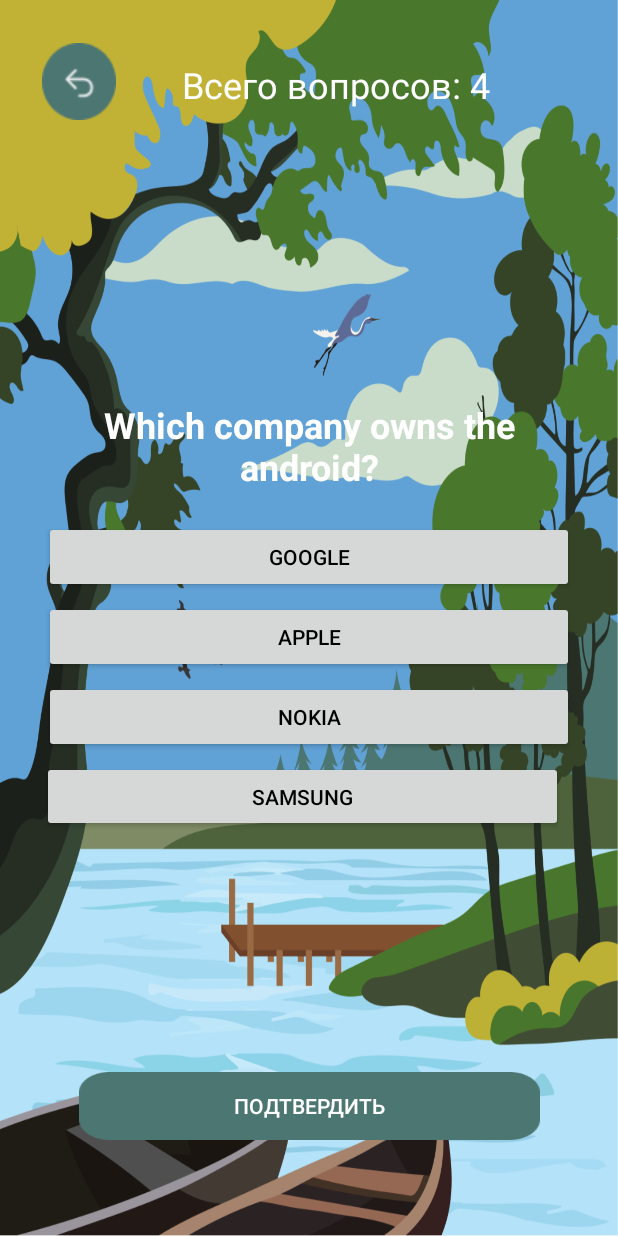
After one commit to Dimalipay/Attraction, an Android app: the MainActivity3 screen opened directly, with no data from a screen before it, on a phone screen of 412 x 824 dp. The commit adds this screen. Run offline under Robolectric (Android 15) with nearby library versions, the phone set to English and light mode, and no system bars.

```diff
--- a/app/src/main/java/com/example/attraction/MainActivity2.java
+++ b/app/src/main/java/com/example/attraction/MainActivity2.java
@@ -12,7 +12,7 @@
 public class MainActivity2 extends AppCompatActivity {
 
     ImageView img;
-    TextView tv1;
+    TextView tv1, tv3;
 
     @Override
     protected void onCreate(Bundle savedInstanceState) {
@@ -21,13 +21,16 @@
 
         img = findViewById(R.id.iv3);
         tv1 = findViewById(R.id.tv1);
+        tv3 = findViewById(R.id.tv3);
 
         Intent intent = getIntent();
         String name = intent.getExtras().getString("Name");
+        String info = intent.getExtras().getString("Info");
         int image = intent.getExtras().getInt("Image");
 
         img.setImageResource(image);
         tv1.setText(name);
+        tv3.setText(info);
 
         Button button_back = (Button) findViewById(R.id.button_back);
         button_back.setOnClickListener(new View.OnClickListener() {
--- /dev/null
+++ b/app/src/main/java/com/example/attraction/MainActivity3.java
@@ -0,0 +1,139 @@
+package com.example.attraction;
+
+import androidx.appcompat.app.AppCompatActivity;
+
+import android.annotation.SuppressLint;
+import android.content.DialogInterface;
+import android.content.Intent;
+import android.os.Bundle;
+import android.app.AlertDialog;
+import android.graphics.Color;
+import android.view.View;
+import android.widget.Button;
+import android.widget.TextView;
+
+public class MainActivity3 extends AppCompatActivity implements View.OnClickListener{
+
+    TextView totalQuestionsTextView;
+    TextView questionTextView;
+    Button ansA, ansB, ansC, ansD;
+    Button submitBtn;
+
+    int score=0;
+    int totalQuestion = QuestionAnswer.question.length;
+    int currentQuestionIndex = 0;
+    String selectedAnswer = "";
+
+    @Override
+    protected void onCreate(Bundle savedInstanceState) {
+        super.onCreate(savedInstanceState);
+        setContentView(R.layout.activity_main3);
+
+        totalQuestionsTextView = findViewById(R.id.total_question);
+        questionTextView = findViewById(R.id.question);
+        ansA = findViewById(R.id.ans_A);
+        ansB = findViewById(R.id.ans_B);
+        ansC = findViewById(R.id.ans_C);
+        ansD = findViewById(R.id.ans_D);
+        submitBtn = findViewById(R.id.submit_btn);
+
+        ansA.setOnClickListener(this);
+        ansB.setOnClickListener(this);
+        ansC.setOnClickListener(this);
+        ansD.setOnClickListener(this);
+        submitBtn.setOnClickListener(this);
+
+        totalQuestionsTextView.setText("Всего вопросов: " + totalQuestion);
+
+        loadNewQuestion();
+
+        @SuppressLint({"MissingInflatedId", "LocalSuppress"}) Button button_back = (Button) findViewById(R.id.button_back);
+        button_back.setOnClickListener(new View.OnClickListener() {
+            @Override
+            public void onClick(View view) {
+
+                // конструкция try - catch - это ловитель ошибок
+                try {
+                    Intent intent = new Intent(MainActivity3.this, MainActivity.class); //есть намерение перейти с Gamelevels в окно MainActivity
+                    startActivity(intent); finish(); //запуск процедуры перехода и команда finish закрывает текущее окно
+                } catch (Exception e) {
+
+                }
+            }
+        });
+
+
+    }
+
+    @Override
+    public void onClick(View view) {
+
+        ansA.setBackgroundColor(Color.WHITE);
+        ansB.setBackgroundColor(Color.WHITE);
+        ansC.setBackgroundColor(Color.WHITE);
+        ansD.setBackgroundColor(Color.WHITE);
+
+        Button clickedButton = (Button) view;
+        if(clickedButton.getId()==R.id.submit_btn){
+            if(selectedAnswer.equals(QuestionAnswer.correctAnswers[currentQuestionIndex])){
+                score++;
+            }
+            currentQuestionIndex++;
+            loadNewQuestion();
+
+
+        }else{
+            //choices button clicked
+            selectedAnswer  = clickedButton.getText().toString();
+            clickedButton.setBackgroundColor(Color.rgb(76, 118, 114));
+
+        }
+
+    }
+
+    void loadNewQuestion(){
+
+        if(currentQuestionIndex == totalQuestion ){
+            finishQuiz();
+            return;
+        }
+
+        questionTextView.setText(QuestionAnswer.question[currentQuestionIndex]);
+        ansA.setText(QuestionAnswer.choices[currentQuestionIndex][0]);
+        ansB.setText(QuestionAnswer.choices[currentQuestionIndex][1]);
+        ansC.setText(QuestionAnswer.choices[currentQuestionIndex][2]);
+        ansD.setText(QuestionAnswer.choices[currentQuestionIndex][3]);
+
+    }
+
+    void finishQuiz(){
+        String passStatus = "";
+        if(score > totalQuestion*0.60){
+            passStatus = "Вы прошли тест!";
+        }else{
+            passStatus = "Попробуйте ещё раз";
+        }
+
+        new AlertDialog.Builder(this)
+                .setTitle(passStatus)
+                .setMessage("Из "+ score+" правильно "+ totalQuestion)
+                .setPositiveButton("Повторить",(dialogInterface, i) -> restartQuiz() )
+                .setNegativeButton("Выход", new DialogInterface.OnClickListener() {
+                    @Override
+                    public void onClick(DialogInterface dialogInterface, int i) {
+                        Intent intent = new Intent(MainActivity3.this, MainActivity.class);
+                        startActivity(intent); finish();
+                    }
+                })
+                .setCancelable(false)
+                .show();
+
+
+    }
+
+    void restartQuiz(){
+        score = 0;
+        currentQuestionIndex =0;
+        loadNewQuestion();
+    }
+}
--- a/app/src/main/java/com/example/attraction/ModelRecycelrView.java
+++ b/app/src/main/java/com/example/attraction/ModelRecycelrView.java
@@ -47,6 +47,7 @@
                 Intent intent = new Intent(context, MainActivity2.class);
                 intent.putExtra("Image", arrayList.get(position).getImage());
                 intent.putExtra("Name", arrayList.get(position).getName());
+                intent.putExtra("Info", arrayList.get(position).getInfo());
                 context.startActivity(intent);
             }
         });
--- /dev/null
+++ b/app/src/main/java/com/example/attraction/QuestionAnswer.java
@@ -0,0 +1,24 @@
+package com.example.attraction;
+
+public class QuestionAnswer {
+    public static String question[] ={
+            "Which company owns the android?",
+            "Which one is not the programming language?",
+            "Where you are watching this video?",
+            "Which company owns the Apple?"
+    };
+
+    public static String choices[][] = {
+            {"Google","Apple","Nokia","Samsung"},
+            {"Java","Kotlin","Notepad","Python"},
+            {"Facebook","Whatsapp","Instagram","Youtube"},
+            {"Google","Apple","Nokia","Samsung"}
+    };
+
+    public static String correctAnswers[] = {
+            "Google",
+            "Notepad",
+            "Youtube",
+            "Apple"
+    };
+}
--- a/app/src/main/res/layout/activity_main.xml
+++ b/app/src/main/res/layout/activity_main.xml
@@ -5,6 +5,7 @@
     android:layout_width="match_parent"
     android:layout_height="match_parent"
     android:background="#60A0D5"
+    android:orientation="vertical"
     tools:context="com.example.attraction.MainActivity">
 
     <ImageView
--- /dev/null
+++ b/app/src/main/res/layout/activity_main3.xml
@@ -0,0 +1,122 @@
+<?xml version="1.0" encoding="utf-8"?>
+<androidx.constraintlayout.widget.ConstraintLayout xmlns:android="http://schemas.android.com/apk/res/android"
+    xmlns:app="http://schemas.android.com/apk/res-auto"
+    xmlns:tools="http://schemas.android.com/tools"
+    android:layout_width="match_parent"
+    android:layout_height="match_parent"
+    android:background="@drawable/main_bg_one"
+    android:padding="24dp"
+    android:orientation="vertical"
+    tools:context=".MainActivity">
+
+
+    <Button
+        android:id="@+id/button_back"
+        android:layout_width="49dp"
+        android:layout_height="51dp"
+        android:layout_marginStart="4dp"
+        android:background="@drawable/btn_back"
+        android:paddingTop="5dp"
+        android:textColor="@color/white"
+        app:layout_constraintBottom_toTopOf="@+id/question"
+        app:layout_constraintStart_toStartOf="parent"
+        app:layout_constraintTop_toTopOf="parent"
+        app:layout_constraintVertical_bias="0.026"
+        tools:ignore="MissingConstraints" />
+
+    <TextView
+        android:id="@+id/total_question"
+        android:layout_width="230dp"
+        android:layout_height="wrap_content"
+        android:layout_alignParentEnd="true"
+        android:layout_marginStart="44dp"
+        android:layout_marginTop="16dp"
+        android:text="@string/total_questions"
+        android:textColor="@color/white"
+        android:textSize="24sp"
+        app:layout_constraintEnd_toEndOf="parent"
+        app:layout_constraintHorizontal_bias="0.0"
+        app:layout_constraintStart_toEndOf="@+id/button_back"
+        app:layout_constraintTop_toTopOf="parent" />
+
+    <TextView
+        android:id="@+id/question"
+        android:layout_width="match_parent"
+        android:layout_height="wrap_content"
+        android:layout_margin="20dp"
+        android:layout_marginBottom="16dp"
+        android:text="@string/questions"
+        android:textAlignment="center"
+        android:textColor="@color/white"
+        android:textSize="24sp"
+        android:textStyle="bold"
+        app:layout_constraintBottom_toTopOf="@+id/ans_A"
+        app:layout_constraintEnd_toEndOf="parent"
+        app:layout_constraintHorizontal_bias="0.329"
+        app:layout_constraintStart_toStartOf="parent" />
+
+    <Button
+        android:id="@+id/ans_A"
+        android:layout_width="match_parent"
+        android:layout_height="wrap_content"
+        android:layout_margin="5dp"
+        android:layout_marginBottom="4dp"
+        android:text="@string/quiz_btn_1"
+        android:textColor="@color/black"
+        app:layout_constraintBottom_toTopOf="@+id/ans_B"
+        app:layout_constraintEnd_toEndOf="parent"
+        app:layout_constraintHorizontal_bias="0.245"
+        app:layout_constraintStart_toStartOf="parent" />
+
+    <Button
+        android:id="@+id/ans_B"
+        android:layout_width="match_parent"
+        android:layout_height="wrap_content"
+        android:layout_margin="5dp"
+        android:layout_marginBottom="4dp"
+        android:text="@string/quiz_btn_2"
+        android:textColor="@color/black"
+        app:layout_constraintBottom_toTopOf="@+id/ans_C"
+        app:layout_constraintEnd_toEndOf="parent"
+        app:layout_constraintHorizontal_bias="0.245"
+        app:layout_constraintStart_toStartOf="parent" />
+
+    <Button
+        android:id="@+id/ans_C"
+        android:layout_width="match_parent"
+        android:layout_height="wrap_content"
+        android:layout_margin="5dp"
+        android:layout_marginBottom="8dp"
+        android:text="@string/quiz_btn_3"
+        android:textColor="@color/black"
+        app:layout_constraintBottom_toTopOf="@+id/ans_D"
+        app:layout_constraintEnd_toEndOf="parent"
+        app:layout_constraintHorizontal_bias="0.245"
+        app:layout_constraintStart_toStartOf="parent" />
+
+    <Button
+        android:id="@+id/ans_D"
+        android:layout_width="347dp"
+        android:layout_height="47dp"
+        android:layout_marginBottom="160dp"
+        android:text="@string/quiz_btn_4"
+        android:textColor="@color/black"
+        app:layout_constraintBottom_toTopOf="@+id/submit_btn"
+        app:layout_constraintEnd_toEndOf="parent"
+        app:layout_constraintHorizontal_bias="0.241"
+        app:layout_constraintStart_toStartOf="parent" />
+
+    <Button
+        android:id="@+id/submit_btn"
+        android:layout_width="307dp"
+        android:layout_height="45dp"
+        android:layout_marginBottom="40dp"
+        android:background="@drawable/btn_bg"
+        android:text="@string/quiz_submit"
+        android:textColor="@color/white"
+        app:layout_constraintBottom_toBottomOf="parent"
+        app:layout_constraintEnd_toEndOf="parent"
+        app:layout_constraintStart_toStartOf="parent" />
+
+
+</androidx.constraintlayout.widget.ConstraintLayout>
--- a/app/src/main/res/layout/card_view.xml
+++ b/app/src/main/res/layout/card_view.xml
@@ -12,6 +12,7 @@
     app:cardCornerRadius="20dp"
     app:cardElevation="10dp"
     app:cardMaxElevation="12dp"
+    android:orientation="vertical"
     app:cardPreventCornerOverlap="true"
     app:cardUseCompatPadding="true">
 
--- a/app/src/main/res/values/strings.xml
+++ b/app/src/main/res/values/strings.xml
@@ -16,4 +16,12 @@
     <string name="attraction_1">Могилёвская ратуша</string>
     <string name="attraction_1_kr">тут должны быть краткая информация</string>
     <string name="attraction_1_leg">тут должна быть легенда</string>
+
+    <string name="quiz_submit">Подтвердить</string>
+    <string name="questions">Вопросы</string>
+    <string name="quiz_btn_1">Ответ 1</string>
+    <string name="quiz_btn_2">Ответ 2</string>
+    <string name="quiz_btn_3">Ответ 3</string>
+    <string name="quiz_btn_4">Ответ 4</string>
+    <string name="total_questions">Всего вопросов: </string>
 </resources>
```
Also changed, not shown: app/src/main/AndroidManifest.xml (+7 -0 lines), app/src/main/java/com/example/attraction/Array.java (deleted, +0 -228 lines), app/src/main/java/com/example/attraction/GameLevels.java (+13 -10 lines), app/src/main/java/com/example/attraction/MainActivity.java (+13 -2 lines), app/src/main/java/com/example/attraction/Model.java (+7 -1 lines), app/src/main/res/layout/activity_main2.xml (+4 -26 lines), app/src/main/res/drawable/bober.jpg (added).
